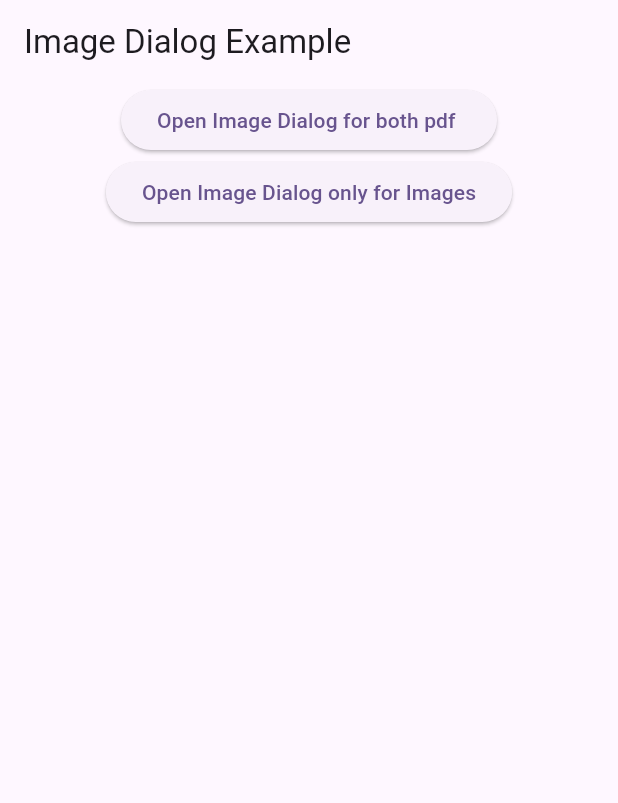
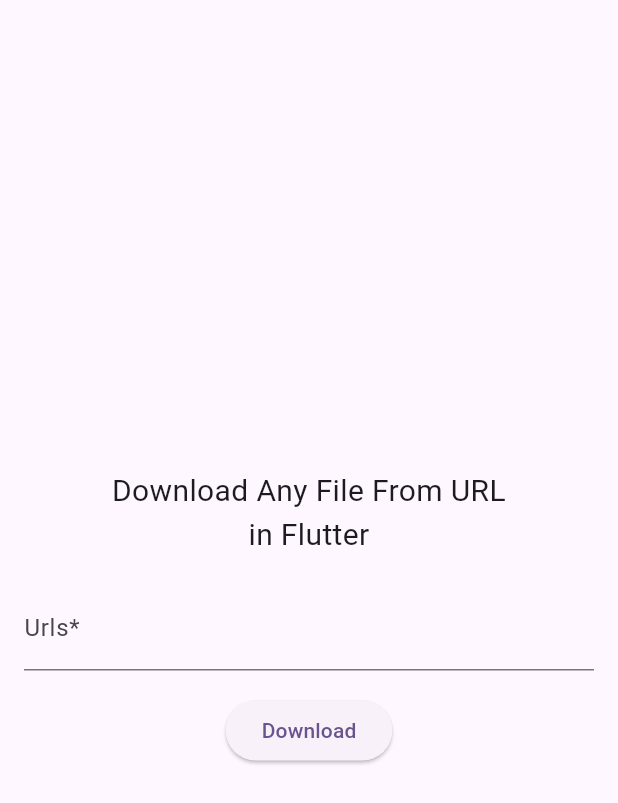
Before and after one commit to rudramistry001/dialogbox, a Flutter app: the screen it shows after launch, on a phone screen of 412 x 824 dp. Shown: the top 803 px of the screen. Run offline on Flutter 3.47's test engine with Material 3 defaults, Android fonts, the phone set to English and light mode, and no system bars; our stand-ins replace photo_view; missing offline and left inert: flutter_file_downloader, syncfusion_flutter_pdfviewer.

Commit message:
this is for downloading an file from  the url

```diff
--- a/lib/main.dart
+++ b/lib/main.dart
@@ -1,4 +1,4 @@
-import 'package:dialogbox/home_screen.dart';
+import 'package:dialogbox/singledownload.dart';
 import 'package:flutter/material.dart';
 
 void main() {
@@ -17,7 +17,7 @@
         colorScheme: ColorScheme.fromSeed(seedColor: Colors.deepPurple),
         useMaterial3: true,
       ),
-      home: const HomeScreen(),
+      home: const SingleDownloadScreen(),
     );
   }
 }
--- /dev/null
+++ b/lib/singledownload.dart
@@ -0,0 +1,64 @@
+import 'package:flutter/material.dart';
+import 'package:flutter_file_downloader/flutter_file_downloader.dart';
+
+class SingleDownloadScreen extends StatefulWidget {
+  const SingleDownloadScreen({
+    Key? key,
+  }) : super(key: key);
+
+  @override
+  State<SingleDownloadScreen> createState() => _SingleDownloadScreenState();
+}
+
+class _SingleDownloadScreenState extends State<SingleDownloadScreen> {
+  TextEditingController url = TextEditingController();
+  double? _progress;
+
+  @override
+  Widget build(BuildContext context) {
+    return Scaffold(
+      body: Padding(
+        padding: const EdgeInsets.all(16),
+        child: Column(
+          mainAxisAlignment: MainAxisAlignment.center,
+          children: [
+            const Text(
+              'Download Any File From URL\nin Flutter',
+              style: TextStyle(
+                fontSize: 20,
+              ),
+              textAlign: TextAlign.center,
+            ),
+            const SizedBox(
+              height: 20,
+            ),
+            TextField(
+              controller: url,
+              decoration: const InputDecoration(label: Text('Urls*')),
+            ),
+            const SizedBox(height: 16),
+            _progress != null
+                ? const CircularProgressIndicator()
+                : ElevatedButton(
+                    onPressed: () {
+                      FileDownloader.downloadFile(
+                          url: url.text.trim(),
+                          onProgress: (name, progress) {
+                            setState(() {
+                              _progress = progress;
+                            });
+                          },
+                          onDownloadCompleted: (value) {
+                            print('path  $value ');
+                            setState(() {
+                              _progress = null;
+                            });
+                          });
+                    },
+                    child: const Text('Download')),
+          ],
+        ),
+      ),
+    );
+  }
+}
--- a/pubspec.yaml
+++ b/pubspec.yaml
@@ -37,6 +37,8 @@
   cupertino_icons: ^1.0.2
   photo_view: ^0.14.0
   syncfusion_flutter_pdfviewer: ^24.1.46
+  dio: ^5.4.0
+  flutter_file_downloader: ^1.2.1
 
 
 
```
Also changed, not shown: pubspec.lock.
